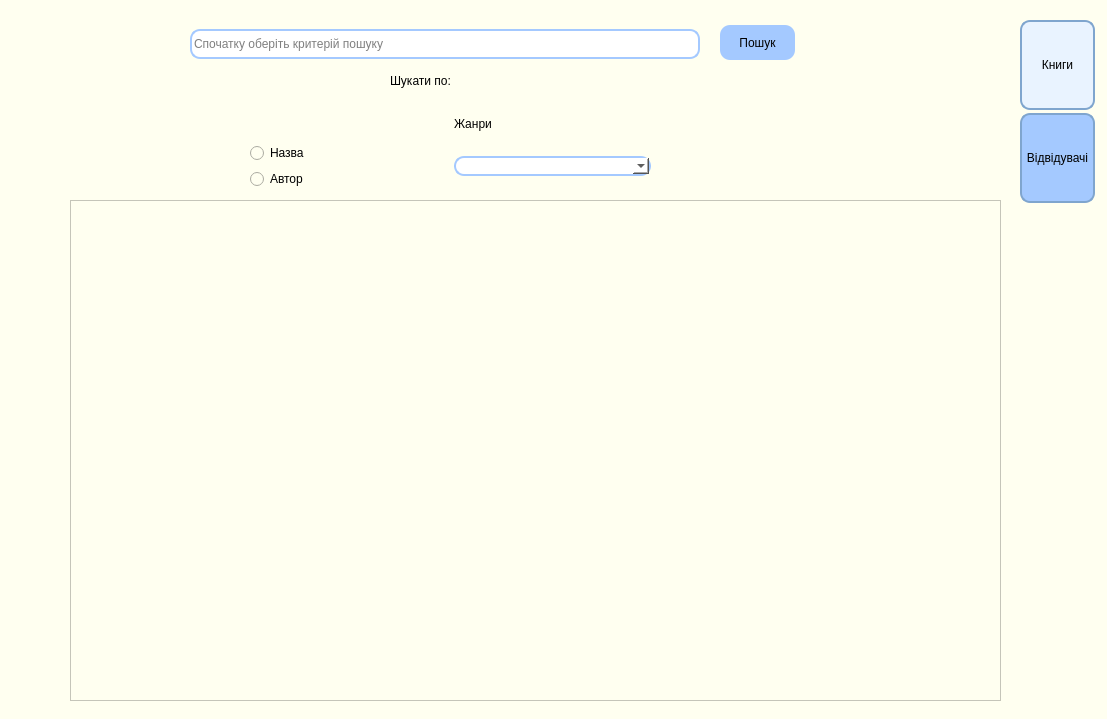
Before: the Qt Designer form booksearch_design.ui in Rozumniak/liblary_app, drawn with Qt 5.
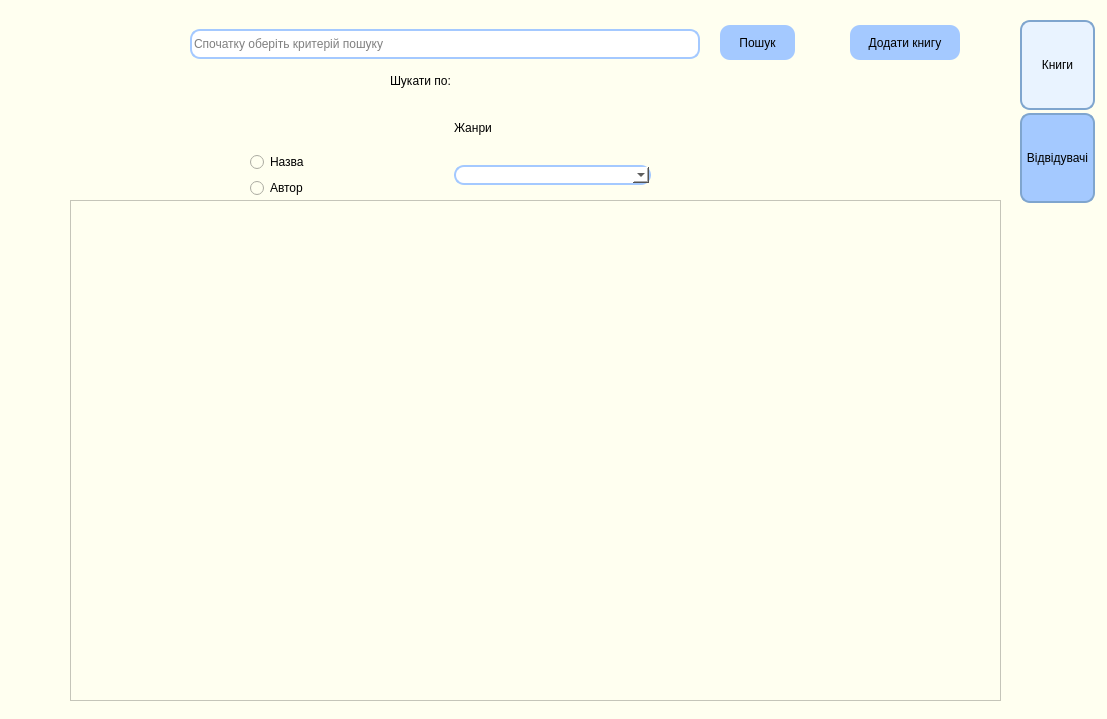
After: the same form once the commit is applied. Icons and pictures are not drawn.

Commit message: add new book form added

```diff
--- a/booksearch_design.ui
+++ b/booksearch_design.ui
@@ -144,7 +144,7 @@
       <x>250</x>
       <y>110</y>
       <width>401</width>
-      <height>79</height>
+      <height>88</height>
      </rect>
     </property>
     <layout class="QGridLayout" name="gridLayout">
@@ -209,6 +209,26 @@
      <bool>true</bool>
     </property>
    </widget>
+   <widget class="QPushButton" name="add_book_button">
+    <property name="geometry">
+     <rect>
+      <x>850</x>
+      <y>25</y>
+      <width>110</width>
+      <height>35</height>
+     </rect>
+    </property>
+    <property name="styleSheet">
+     <string notr="true">border-radius: 10px;
+border-color: rgb(0, 0, 0);
+background-color: rgb(164, 201, 255);
+font: 12pt &quot;Arial&quot;;
+</string>
+    </property>
+    <property name="text">
+     <string>Додати книгу</string>
+    </property>
+   </widget>
   </widget>
  </widget>
  <resources/>
```
Left out of the diff: 8 changed lines with no effect on the pictures. The commit also changes 7 other files.
